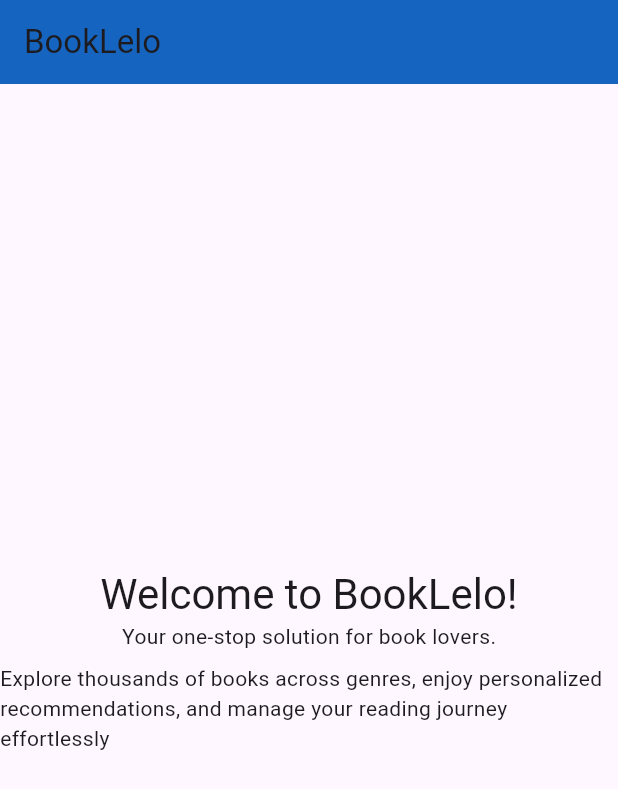
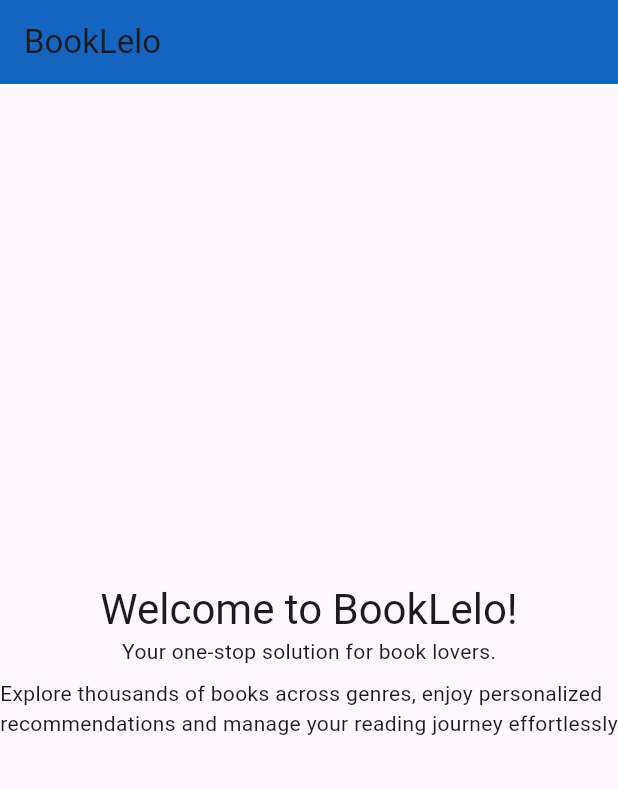
Before and after one commit to booklelo/bookxchange_app, a Flutter app: the screen it shows after launch, on a phone screen of 412 x 824 dp. Shown: the top 789 px of the screen. Run offline on Flutter 3.47's test engine with Material 3 defaults, Android fonts, the phone set to English and light mode, and no system bars.

Commit message:
issue #5 resolved

```diff
--- a/lib/main.dart
+++ b/lib/main.dart
@@ -50,7 +50,7 @@ class _MyHomePageState extends State<MyHomePage> {
             ),
             const SizedBox(height: 8), // spacing
             Text(
-              'Explore thousands of books across genres, enjoy personalized recommendations, and manage your reading journey effortlessly',
+              'Explore thousands of books across genres, enjoy personalized recommendations and manage your reading journey effortlessly',
               style: Theme.of(context).textTheme.bodyMedium?.copyWith(
                 height: 1.4, // better readability
               ),
```
